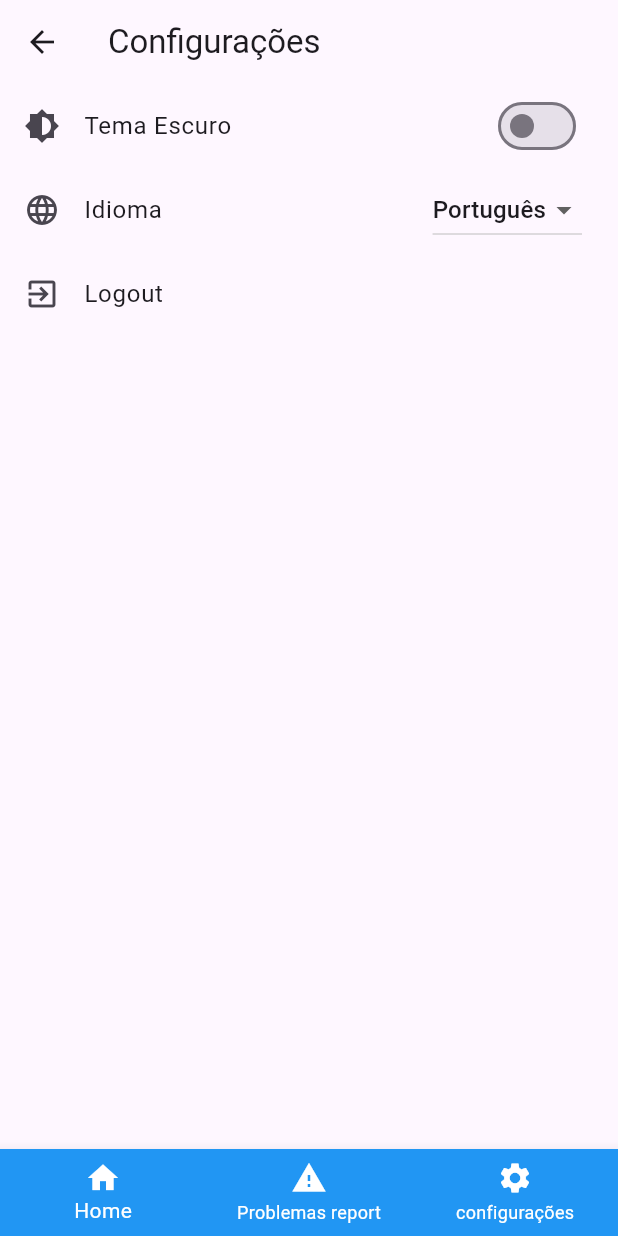
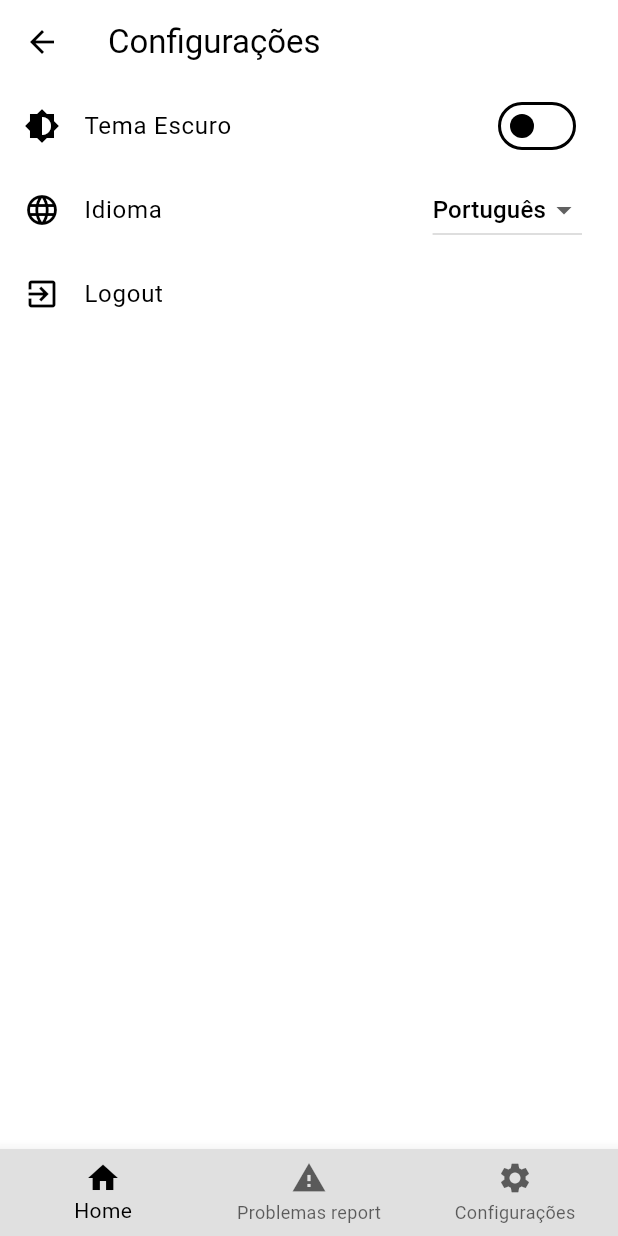
Before and after one commit to jeanPersil/CitySync, a Flutter app: the Homepage screen opened directly, swiped to page 3, on a phone screen of 412 x 824 dp. Run offline on Flutter 3.47's test engine with Material 3 defaults, Android fonts, the light colour scheme and no system bars; our stand-ins replace flutter_map, google_maps_flutter, latlong2.

Commit message:
Adição do dark theme / logout

```diff
--- /dev/null
+++ b/citysync/lib/Tema/tema.dart
@@ -0,0 +1,33 @@
+import 'package:flutter/material.dart';
+
+ThemeData lightMode = ThemeData(
+  brightness: Brightness.light,
+  colorScheme: ColorScheme.light(
+    background: Colors.grey.shade400,
+    primary: Colors.grey.shade300,
+    secondary: Colors.grey.shade100,
+    onPrimary: Colors.black,
+    onSecondary: Colors.black,
+    onBackground: Colors.black,
+  ),
+  textTheme: const TextTheme(
+    bodyLarge: TextStyle(color: Colors.black),
+    bodyMedium: TextStyle(color: Colors.black),
+  ),
+);
+
+ThemeData darkMode = ThemeData(
+  brightness: Brightness.dark,
+  colorScheme: ColorScheme.dark(
+    background: Colors.grey.shade900,
+    primary: Colors.grey.shade800,
+    secondary: Colors.grey.shade700,
+    onPrimary: Colors.white,
+    onSecondary: Colors.white,
+    onBackground: Colors.white,
+  ),
+  textTheme: const TextTheme(
+    bodyLarge: TextStyle(color: Colors.white),
+    bodyMedium: TextStyle(color: Colors.white),
+  ),
+);
--- /dev/null
+++ b/citysync/lib/Tema/theme_provider.dart
@@ -0,0 +1,19 @@
+import 'package:flutter/material.dart';
+import 'tema.dart'; // ajuste o caminho conforme sua estrutura de pastas
+
+class ThemeProvider with ChangeNotifier {
+  ThemeData _themeData = lightMode;
+
+  ThemeData get themeData => _themeData; // <- CORRIGIDO AQUI
+
+  set themeData(ThemeData themeData) {
+    _themeData = themeData;
+    notifyListeners();
+  }
+
+  void toggleTheme() {
+    themeData = _themeData == lightMode ? darkMode : lightMode;
+  }
+
+  bool get isDarkMode => _themeData == darkMode;
+}
--- a/citysync/lib/config.dart
+++ b/citysync/lib/config.dart
@@ -1,12 +1,15 @@
+import 'package:citysync/login.dart';
 import 'package:flutter/material.dart';
+import 'package:provider/provider.dart';
+import 'package:citysync/Tema/theme_provider.dart';
 
 class Tela_config extends StatelessWidget {
   const Tela_config({super.key});
 
   @override
   Widget build(BuildContext context) {
-    bool isDarkMode = false; // Estado fictício para o tema
-    String selectedLanguage = 'pt'; // Estado fictício para o idioma
+    final themeProvider = Provider.of<ThemeProvider>(context);
+    String selectedLanguage = 'pt';
 
     return Scaffold(
       appBar: AppBar(
@@ -18,10 +21,9 @@ class Tela_config extends StatelessWidget {
             leading: const Icon(Icons.brightness_6),
             title: const Text('Tema Escuro'),
             trailing: Switch(
-              value: isDarkMode,
-              onChanged: (bool value) {
-                //lógica par alternar o tema
-
+              value: themeProvider.isDarkMode,
+              onChanged: (value) {
+                themeProvider.toggleTheme();
               },
             ),
           ),
@@ -31,8 +33,7 @@ class Tela_config extends StatelessWidget {
             trailing: DropdownButton<String>(
               value: selectedLanguage,
               onChanged: (String? newValue) {
-                //lógica pra trocar o idioma
-
+                // lógica para trocar o idioma
               },
               items: const [
                 DropdownMenuItem(
@@ -43,7 +44,6 @@ class Tela_config extends StatelessWidget {
                   value: 'en',
                   child: Text('Inglês'),
                 ),
-                // Adicione mais idiomas
               ],
             ),
           ),
@@ -51,7 +51,11 @@ class Tela_config extends StatelessWidget {
             leading: const Icon(Icons.exit_to_app),
             title: const Text('Logout'),
             onTap: () {
-
+               Navigator.pushAndRemoveUntil(
+                context,
+                MaterialPageRoute(builder: (context) => TelaLogin()),
+                (Route<dynamic> route) => false,
+              );
             },
           ),
         ],
--- a/citysync/lib/homePage.dart
+++ b/citysync/lib/homePage.dart
@@ -22,45 +22,46 @@ class _HomepageState extends State<Homepage> {
 
   @override
   Widget build(BuildContext context) {
+    final colorScheme = Theme.of(context).colorScheme;
+
     return Scaffold(
       body: PageView(
         controller: pc,
         physics: const NeverScrollableScrollPhysics(),
         children: [
           Telaprincipal(),
-          Problemasreport(),
-          Tela_config(),
+          const Problemasreport(),
+          const Tela_config(),
         ],
       ),
       bottomNavigationBar: BottomNavigationBar(
-        backgroundColor: Colors.blue,
         currentIndex: paginaAtual,
-        selectedItemColor: Colors.white,
-        unselectedItemColor: Colors.white,
-        items: [
+        selectedItemColor: colorScheme.onPrimary,
+        unselectedItemColor: colorScheme.onPrimary.withOpacity(0.6),
+        backgroundColor: colorScheme.primary,
+        items: const [
           BottomNavigationBarItem(
-              icon: Icon(
-                Icons.home,
-                color: Colors.white,
-              ),
-              label: "Home"),
+            icon: Icon(Icons.home),
+            label: "Home",
+          ),
           BottomNavigationBarItem(
-              icon: Icon(
-                Icons.report_problem_sharp,
-                color: Colors.white,
-              ),
-              label: "Problemas report"),
+            icon: Icon(Icons.report_problem_sharp),
+            label: "Problemas report",
+          ),
           BottomNavigationBarItem(
-            icon: Icon(
-              Icons.settings,
-              color: Colors.white,
-            ),
-            label: "configurações",
+            icon: Icon(Icons.settings),
+            label: "Configurações",
           ),
         ],
         onTap: (pagina) {
-          pc.animateToPage(pagina,
-              duration: Duration(milliseconds: 400), curve: Curves.ease);
+          setState(() {
+            paginaAtual = pagina;
+          });
+          pc.animateToPage(
+            pagina,
+            duration: const Duration(milliseconds: 400),
+            curve: Curves.ease,
+          );
         },
       ),
     );
--- a/citysync/pubspec.yaml
+++ b/citysync/pubspec.yaml
@@ -37,6 +37,7 @@ dependencies:
   # The following adds the Cupertino Icons font to your application.
   # Use with the CupertinoIcons class for iOS style icons.
   cupertino_icons: ^1.0.8
+  provider: ^6.1.5
 
 dev_dependencies:
   flutter_test:
```
Also changed, not shown: citysync/lib/main.dart (+15 -6 lines), citysync/lib/problemasReport.dart (+19 -26 lines), citysync/lib/reportaProblema.dart (+77 -52 lines), citysync/lib/telaPrincipal.dart (+33 -15 lines), citysync/pubspec.lock.
